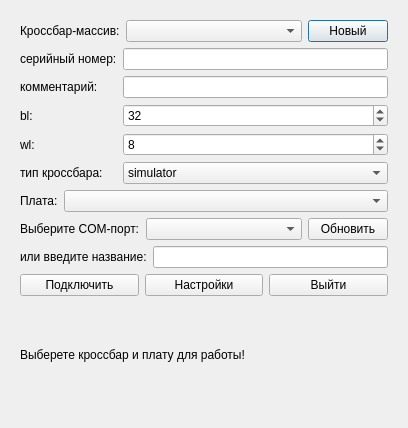
The window that gui/uies/connect.ui (neurocomputer/MemriBoard) describes before a commit, drawn with Qt 5.
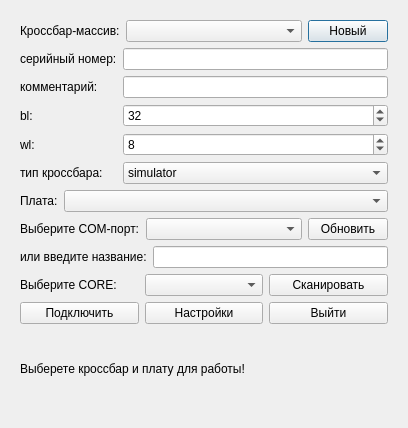
The same window after the commit.

The edit to the form file:
```diff
--- a/gui/uies/connect.ui
+++ b/gui/uies/connect.ui
@@ -269,6 +269,27 @@
             </item>
            </layout>
           </item>
+          <item>
+           <layout class="QHBoxLayout" name="horizontalLayout_6">
+            <item>
+             <widget class="QLabel" name="label_core_name">
+              <property name="text">
+               <string>Выберите CORE:</string>
+              </property>
+             </widget>
+            </item>
+            <item>
+             <widget class="QComboBox" name="combo_core_name"/>
+            </item>
+            <item>
+             <widget class="QPushButton" name="button_scan_core">
+              <property name="text">
+               <string>Сканировать</string>
+              </property>
+             </widget>
+            </item>
+           </layout>
+          </item>
          </layout>
         </item>
         <item>
```
